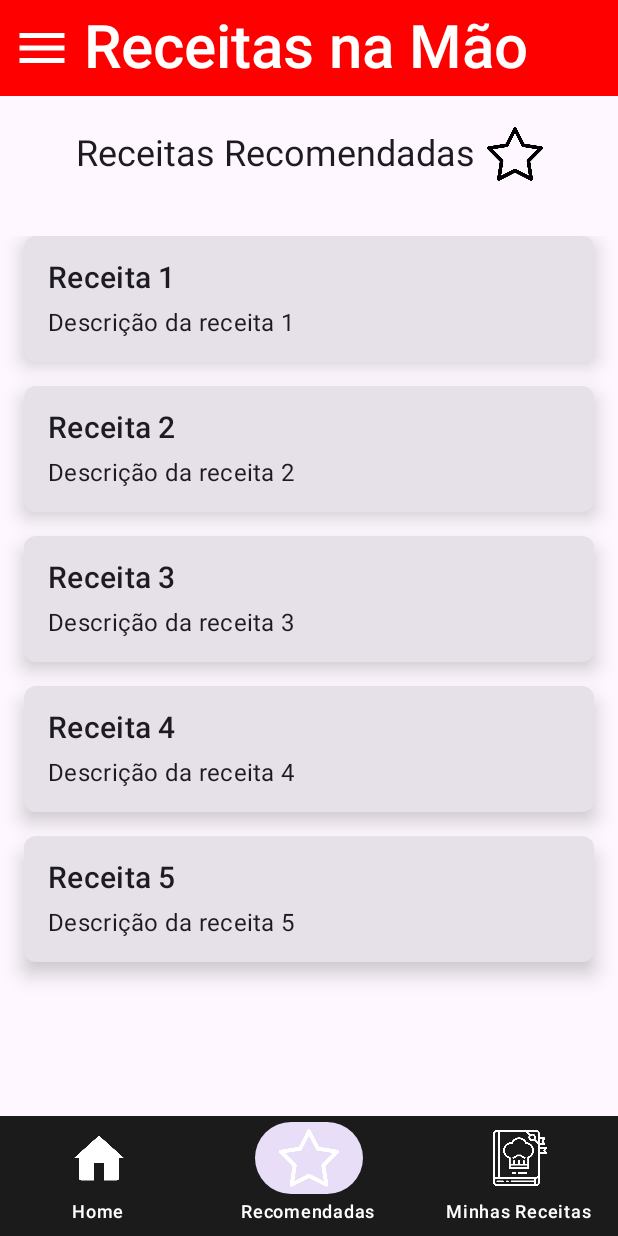
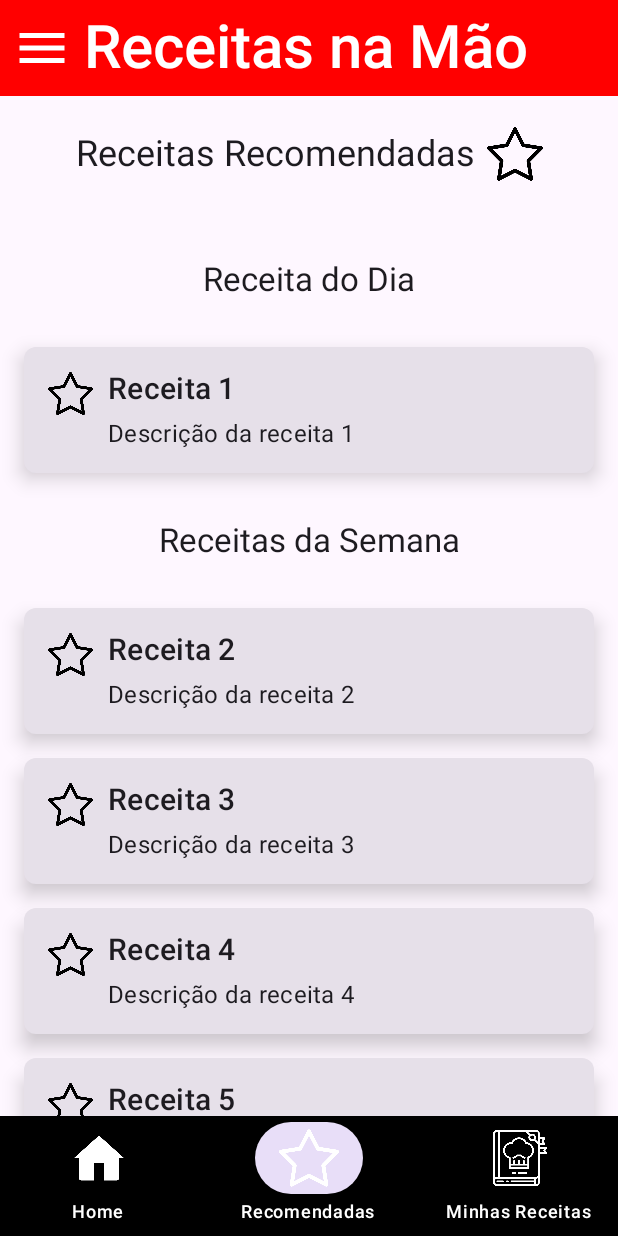
Before and after one commit to ZacMarshall1/ReceitasNaM-o, an Android app built with Jetpack Compose: the TelaReceitasADM screen opened through its navigation route, on a phone screen of 412 x 824 dp. Run offline under Robolectric (Android 15) with nearby library versions, the light colour scheme and no system bars.

Commit message:
últimas alterações no front hoje

```diff
--- a/app/src/main/java/com/example/myapplication/ReceitasNaMaoNavDrawer.kt
+++ b/app/src/main/java/com/example/myapplication/ReceitasNaMaoNavDrawer.kt
@@ -4,6 +4,7 @@ import androidx.compose.foundation.Image
 import androidx.compose.foundation.background
 import androidx.compose.foundation.layout.Arrangement
 import androidx.compose.foundation.layout.Column
+import androidx.compose.foundation.layout.Row
 import androidx.compose.foundation.layout.Spacer
 import androidx.compose.foundation.layout.fillMaxHeight
 import androidx.compose.foundation.layout.fillMaxWidth
@@ -11,7 +12,6 @@ import androidx.compose.foundation.layout.height
 import androidx.compose.foundation.layout.padding
 import androidx.compose.foundation.layout.size
 import androidx.compose.foundation.layout.width
-import androidx.compose.material.icons.Icons
 import androidx.compose.material3.ButtonDefaults
 import androidx.compose.material3.DrawerState
 import androidx.compose.material3.DrawerValue
@@ -26,7 +26,6 @@ import androidx.compose.runtime.rememberCoroutineScope
 import androidx.compose.ui.Alignment
 import androidx.compose.ui.Modifier
 import androidx.compose.ui.graphics.Color
-import androidx.compose.ui.platform.LocalContext
 import androidx.compose.ui.res.painterResource
 import androidx.compose.ui.tooling.preview.Devices
 import androidx.compose.ui.tooling.preview.Preview
@@ -39,13 +38,12 @@ import androidx.navigation.compose.currentBackStackEntryAsState
 import androidx.navigation.compose.rememberNavController
 import com.example.myapplication.R
 import com.example.myapplication.ui.screens.receitas.ReceitasNavHost
-import com.example.myapplication.ui.screens.receitas.TelaMinhasReceitas
-import com.example.myapplication.ui.screens.receitas.TelaHomeReceitas
 import kotlinx.coroutines.launch
 
 object ReceitasNaMaoRotas {
     val SCREEN_HOME_ROUTE = "tela_um"
     val SCREEN_MY_RECEPT_ROUTE = "tela_dois"
+    val SCREEN_RECOMMENDED_RECEPT_ROUTE = "tela_tres" // Rota corrigida para "Receitas Recomendadas"
 }
 
 @Preview(
@@ -72,6 +70,9 @@ fun ReceitasNaMaoNavDrawer() {
                 composable(ReceitasNaMaoRotas.SCREEN_MY_RECEPT_ROUTE) {
                     ReceitasNavHost(drawerState)
                 }
+                composable(ReceitasNaMaoRotas.SCREEN_RECOMMENDED_RECEPT_ROUTE) {
+                    ReceitasNavHost(drawerState)
+                }
             }
         }
     )
@@ -83,23 +84,24 @@ private fun DrawerContent(navController: NavController, drawerState: DrawerState
     val currentBack by navController.currentBackStackEntryAsState()
     val rotaAtual = currentBack?.destination?.route ?: ReceitasNaMaoRotas.SCREEN_HOME_ROUTE
     val ehRotaUm = rotaAtual == ReceitasNaMaoRotas.SCREEN_HOME_ROUTE
+    val ehRotaDois = rotaAtual == ReceitasNaMaoRotas.SCREEN_MY_RECEPT_ROUTE
+    val ehRotaTres = rotaAtual == ReceitasNaMaoRotas.SCREEN_RECOMMENDED_RECEPT_ROUTE
 
     Column(
         modifier = Modifier
             .width(300.dp)
-            .background(Color(0xFF2C2C2C))
+            .background(Color.Red) // Alterado para uma cor mais suave
             .padding(30.dp)
             .fillMaxHeight(),
-        horizontalAlignment = Alignment.CenterHorizontally,
+        horizontalAlignment = Alignment.Start,
         verticalArrangement = Arrangement.Top
     ) {
-        // Logo do app
         Image(
             painter = painterResource(id = R.drawable.logoapp),
             contentDescription = "Logo do ReceitasNaMao",
             modifier = Modifier
                 .fillMaxWidth()
-                .height(200.dp)
+                .height(200.dp),
         )
 
         Spacer(modifier = Modifier.height(40.dp))
@@ -116,13 +118,17 @@ private fun DrawerContent(navController: NavController, drawerState: DrawerState
                 }
             }
         ) {
+            Row(
+                modifier = Modifier.fillMaxWidth(),  // Garante que os ícones fiquem à esquerda
+                verticalAlignment = Alignment.CenterVertically
+            ) {
                 Icon(
                     painterResource(id = R.drawable.home),
                     contentDescription = "Home",
                     modifier = Modifier.size(40.dp),
                     tint = getColorTexto(ehRotaUm)
                 )
-            Spacer(modifier = Modifier.width(10.dp))
+                Spacer(modifier = Modifier.width(10.dp))  // Espaçamento entre ícone e texto
                 Text(
                     text = "Home",
                     fontSize = 30.sp,
@@ -130,12 +136,74 @@ private fun DrawerContent(navController: NavController, drawerState: DrawerState
                 )
             }
         }
+
+        // Botão de "Receitas Recomendadas"
+        TextButton(
+            colors = ButtonDefaults.buttonColors(
+                containerColor = getColorMenu(ehRotaTres)
+            ),
+            onClick = {
+                navController.navigate(ReceitasNaMaoRotas.SCREEN_RECOMMENDED_RECEPT_ROUTE)
+                coroutineScope.launch {
+                    drawerState.close()
+                }
+            }
+        ) {
+            Row(
+                modifier = Modifier.fillMaxWidth(),  // Garante que os ícones fiquem à esquerda
+                verticalAlignment = Alignment.CenterVertically
+            ) {
+                Icon(
+                    painterResource(id = R.drawable.estrela),
+                    contentDescription = "Recomendadas",
+                    modifier = Modifier.size(40.dp),
+                    tint = getColorTexto(ehRotaTres)
+                )
+                Spacer(modifier = Modifier.width(8.dp))  // Espaço reduzido
+                Text(
+                    text = "Recomendadas",
+                    fontSize = 30.sp,
+                    color = getColorTexto(ehRotaTres)
+                )
+            }
         }
 
+        // Botão de "Minhas Receitas"
+        TextButton(
+            colors = ButtonDefaults.buttonColors(
+                containerColor = getColorMenu(ehRotaDois)
+            ),
+            onClick = {
+                navController.navigate(ReceitasNaMaoRotas.SCREEN_MY_RECEPT_ROUTE)
+                coroutineScope.launch {
+                    drawerState.close()
+                }
+            }
+        ) {
+            Row(
+                modifier = Modifier.fillMaxWidth(),  // Garante que os ícones fiquem à esquerda
+                verticalAlignment = Alignment.CenterVertically
+            ) {
+                Icon(
+                    painterResource(id = R.drawable.receita),
+                    contentDescription = "Receitas",
+                    modifier = Modifier.size(40.dp),
+                    tint = getColorTexto(ehRotaDois)
+                )
+                Spacer(modifier = Modifier.width(10.dp))  // Espaçamento entre ícone e texto
+                Text(
+                    text = "Receitas",
+                    fontSize = 30.sp,
+                    color = getColorTexto(ehRotaDois)
+                )
+            }
+        }
+    }
+}
 
 fun getColorMenu(estaSelecionada: Boolean): Color {
     return if (estaSelecionada) {
-        Color(0xFF182E6F)
+        Color.Black
     } else {
         Color.Transparent
     }
@@ -145,6 +213,6 @@ fun getColorTexto(estaSelecionada: Boolean): Color {
     return if (estaSelecionada) {
         Color.White
     } else {
-        Color(0xFFB0BEC5)
+        Color.White
     }
 }
--- a/app/src/main/java/com/example/myapplication/ui/screens/receitas/ScreenHome.kt
+++ b/app/src/main/java/com/example/myapplication/ui/screens/receitas/ScreenHome.kt
@@ -15,6 +15,8 @@ import androidx.compose.ui.text.style.TextAlign
 import androidx.compose.ui.unit.dp
 import androidx.compose.ui.unit.sp
 import androidx.navigation.NavController
+import androidx.navigation.compose.NavHost
+import androidx.navigation.compose.composable
 import com.example.myapplication.R
 import com.example.myapplication.ui.screens.util.ReceitasNaMaoTopBar
 import com.example.myapplication.ui.screens.util.ScreenHomeBottomBar
@@ -39,27 +41,29 @@ fun TelaHomeReceitas(
                 horizontalAlignment = Alignment.CenterHorizontally
             ) {
                 Text(
-                    text = "Bom Dia! Oque Deseja Fazer hoje?",
+                    text = "Bom Dia! O que deseja fazer hoje?",
                     fontSize = 27.sp,
                     fontWeight = FontWeight.Bold,
                     modifier = Modifier.padding(vertical = 16.dp)
                 )
-
 
                 Spacer(modifier = Modifier.weight(1f))
 
                 Column(
                     modifier = Modifier
                         .fillMaxWidth()
-                        .padding(horizontal = 32.dp), // Ajuste da margem
+                        .padding(horizontal = 32.dp),
                     horizontalAlignment = Alignment.CenterHorizontally,
                     verticalArrangement = Arrangement.spacedBy(32.dp)
                 ) {
-
+                    // Card de "Receitas Recomendadas"
                     Card(
                         modifier = Modifier
                             .size(200.dp)
-                            .clickable { navCtrlBottomNav.navigate(ReceitaHomeRotas.SCREEN_LIST_RECEPT_ROUTE) },
+                            .clickable {
+                                // Navegação para a tela de Listar Receitas
+                                navCtrlBottomNav.navigate(ReceitaHomeRotas.SCREEN_LIST_RECEPT_ROUTE)
+                            },
                         elevation = CardDefaults.cardElevation(defaultElevation = 8.dp),
                         shape = RoundedCornerShape(8.dp),
                         colors = CardDefaults.cardColors(containerColor = Color.LightGray)
@@ -71,7 +75,7 @@ fun TelaHomeReceitas(
                             Column(horizontalAlignment = Alignment.CenterHorizontally) {
                                 Image(
                                     painter = painterResource(id = R.drawable.estrela),
-                                    contentDescription = "Ícone de Receita Recomendadas",
+                                    contentDescription = "Ícone de Receitas Recomendadas",
                                     modifier = Modifier.size(100.dp)
                                 )
                                 Spacer(modifier = Modifier.height(8.dp))
@@ -84,10 +88,14 @@ fun TelaHomeReceitas(
                         }
                     }
 
+                    // Card de "Minhas Receitas"
                     Card(
                         modifier = Modifier
                             .size(200.dp)
-                            .clickable { navCtrlBottomNav.navigate(ReceitaHomeRotas.SCREEN_MY_RECIPES_ROUTE) },
+                            .clickable {
+                                // Navegação para a tela de Minhas Receitas
+                                navCtrlBottomNav.navigate(ReceitaHomeRotas.SCREEN_MY_RECIPES_ROUTE)
+                            },
                         elevation = CardDefaults.cardElevation(defaultElevation = 8.dp),
                         shape = RoundedCornerShape(8.dp),
                         colors = CardDefaults.cardColors(containerColor = Color.LightGray)
--- a/app/src/main/java/com/example/myapplication/ui/screens/receitas/ScreenRecommended.kt
+++ b/app/src/main/java/com/example/myapplication/ui/screens/receitas/ScreenRecommended.kt
@@ -5,8 +5,6 @@ import androidx.compose.foundation.layout.*
 import androidx.compose.foundation.lazy.LazyColumn
 import androidx.compose.foundation.lazy.items
 import androidx.compose.foundation.shape.RoundedCornerShape
-import androidx.compose.material.icons.Icons
-import androidx.compose.material.icons.filled.Add
 import androidx.compose.material3.*
 import androidx.compose.runtime.Composable
 import androidx.compose.ui.Alignment
@@ -22,7 +20,6 @@ import com.example.myapplication.R
 import com.example.myapplication.ui.screens.util.ReceitasNaMaoTopBar
 import com.example.myapplication.ui.screens.util.ScreenHomeBottomBar
 
-// Classe de dados para representar as receitas
 data class Receita(val titulo: String, val descricao: String, val id: Int)
 
 object ReceitaADMRotas {
@@ -86,7 +83,6 @@ fun TelaReceitasADM(
                 }
             }
         },
-        // Não renderizando mais o botão de FAB nas receitas recomendadas
         bottomBar = { ScreenHomeBottomBar(navCtrlBottomNav) }
     )
 }
@@ -98,7 +94,19 @@ private fun ScreenReceptListing(receitas: List<Receita>) {
         horizontalAlignment = Alignment.CenterHorizontally,
         verticalArrangement = Arrangement.spacedBy(16.dp)
     ) {
-        items(receitas) { receita ->
+        item {
+            Text(
+                text = "Receita do Dia",
+                fontSize = 22.sp,
+                modifier = Modifier
+                    .fillMaxWidth()
+                    .padding(vertical = 16.dp),
+                textAlign = androidx.compose.ui.text.style.TextAlign.Center
+            )
+        }
+
+        item {
+            val receita = receitas[0]
             Card(
                 modifier = Modifier
                     .padding(horizontal = 16.dp)
@@ -106,7 +114,94 @@ private fun ScreenReceptListing(receitas: List<Receita>) {
                 elevation = CardDefaults.cardElevation(defaultElevation = 8.dp),
                 shape = RoundedCornerShape(8.dp)
             ) {
-                Column(modifier = Modifier.padding(16.dp)) {
+                Box(modifier = Modifier.padding(16.dp)) {
+                    Image(
+                        painter = painterResource(id = R.drawable.estrela),
+                        contentDescription = "Ícone de estrela",
+                        modifier = Modifier
+                            .size(30.dp)
+                            .align(Alignment.TopStart)
+                    )
+                    Column(modifier = Modifier.padding(start = 40.dp)) {
+                        Text(
+                            text = receita.titulo,
+                            fontSize = 20.sp,
+                            style = MaterialTheme.typography.titleMedium
+                        )
+                        Spacer(modifier = Modifier.height(8.dp))
+                        Text(
+                            text = receita.descricao,
+                            fontSize = 16.sp,
+                            style = MaterialTheme.typography.bodyMedium
+                        )
+                    }
+                }
+            }
+        }
+
+        item {
+            Text(
+                text = "Receitas da Semana",
+                fontSize = 22.sp,
+                modifier = Modifier
+                    .fillMaxWidth()
+                    .padding(vertical = 16.dp),
+                textAlign = androidx.compose.ui.text.style.TextAlign.Center
+            )
+        }
+
+        items(receitas.drop(1).take(3)) { receita ->
+            Card(
+                modifier = Modifier
+                    .padding(horizontal = 16.dp)
+                    .fillMaxWidth(),
+                elevation = CardDefaults.cardElevation(defaultElevation = 8.dp),
+                shape = RoundedCornerShape(8.dp)
+            ) {
+                Box(modifier = Modifier.padding(16.dp)) {
+                    Image(
+                        painter = painterResource(id = R.drawable.estrela),
+                        contentDescription = "Ícone de estrela",
+                        modifier = Modifier
+                            .size(30.dp)
+                            .align(Alignment.TopStart)
+                    )
+                    Column(modifier = Modifier.padding(start = 40.dp)) {
+                        Text(
+                            text = receita.titulo,
+                            fontSize = 20.sp,
+                            style = MaterialTheme.typography.titleMedium
+                        )
+                        Spacer(modifier = Modifier.height(8.dp))
+                        Text(
+                            text = receita.descricao,
+                            fontSize = 16.sp,
+                            style = MaterialTheme.typography.bodyMedium
+                        )
+                    }
+                }
+            }
+        }
+
+
+        item {
+            val receita = receitas[4]
+            Card(
+                modifier = Modifier
+                    .padding(horizontal = 16.dp)
+                    .fillMaxWidth(),
+                elevation = CardDefaults.cardElevation(defaultElevation = 8.dp),
+                shape = RoundedCornerShape(8.dp)
+            ) {
+                Box(modifier = Modifier.padding(16.dp)) {
+                    Image(
+                        painter = painterResource(id = R.drawable.estrela),
+                        contentDescription = "Ícone de estrela",
+                        modifier = Modifier
+                            .size(30.dp)
+                            .align(Alignment.TopStart)
+                    )
+                    Column(modifier = Modifier.padding(start = 40.dp)) {
                         Text(
                             text = receita.titulo,
                             fontSize = 20.sp,
@@ -123,3 +218,4 @@ private fun ScreenReceptListing(receitas: List<Receita>) {
             }
         }
     }
+}
--- a/app/src/main/java/com/example/myapplication/ui/screens/util/ScreenHomeBottomBar.kt
+++ b/app/src/main/java/com/example/myapplication/ui/screens/util/ScreenHomeBottomBar.kt
@@ -21,7 +21,8 @@ fun ScreenHomeBottomBar(navController: NavController) {
     val navBackStackEntry = navController.currentBackStackEntryAsState()
     val currentRoute = navBackStackEntry.value?.destination?.route
 
-    NavigationBar(containerColor = Color(0xFF1B1B1B)) {
+    // Barra de navegação inferior com fundo preto
+    NavigationBar(containerColor = Color.Black) {  // Mudando a cor para preto diretamente
         NavigationBarItem(
             selected = currentRoute == ScreenOne.SCREEN_HOME_HOST,
             onClick = {
@@ -30,12 +31,12 @@ fun ScreenHomeBottomBar(navController: NavController) {
             icon = {
                 Icon(
                     painter = painterResource(id = R.drawable.home),
-                    contentDescription = "A",
+                    contentDescription = "Home",
                     modifier = Modifier.size(40.dp),
-                    tint = Color.White
+                    tint = Color.White // Cor dos ícones em branco
                 )
             },
-            label = { Text(text = "Home", color = Color.White) }
+            label = { Text(text = "Home", color = Color.White) }  // Cor do texto em branco
         )
         NavigationBarItem(
             selected = currentRoute == ScreenOne.SCREEN_MY_RECEPTS_HOST,
@@ -45,12 +46,12 @@ fun ScreenHomeBottomBar(navController: NavController) {
             icon = {
                 Icon(
                     painter = painterResource(id = R.drawable.estrela),
-                    contentDescription = "A",
+                    contentDescription = "Recomendadas",
                     modifier = Modifier.size(40.dp),
-                    tint = Color.White
+                    tint = Color.White // Cor dos ícones em branco
                 )
             },
-            label = { Text(text = "Recomendadas", color = Color.White) }
+            label = { Text(text = "Recomendadas", color = Color.White) } // Cor do texto em branco
         )
         NavigationBarItem(
             selected = currentRoute == ScreenOne.SCREEN_RECOMMENDED_RECEPTS_HOST,
@@ -60,12 +61,12 @@ fun ScreenHomeBottomBar(navController: NavController) {
             icon = {
                 Icon(
                     painter = painterResource(id = R.drawable.receita),
-                    contentDescription = "A",
+                    contentDescription = "Minhas Receitas",
                     modifier = Modifier.size(40.dp),
-                    tint = Color.White
+                    tint = Color.White // Cor dos ícones em branco
                 )
             },
-            label = { Text(text = "Minhas Receitas", color = Color.White) }
+            label = { Text(text = "Minhas Receitas", color = Color.White) } // Cor do texto em branco
         )
     }
 }
```
Lines whose indentation alone changed are shown as unchanged.
